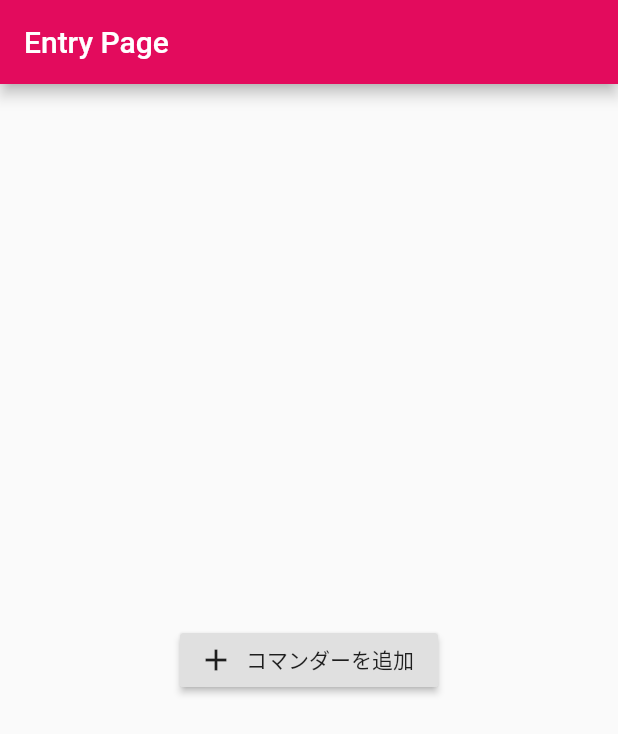
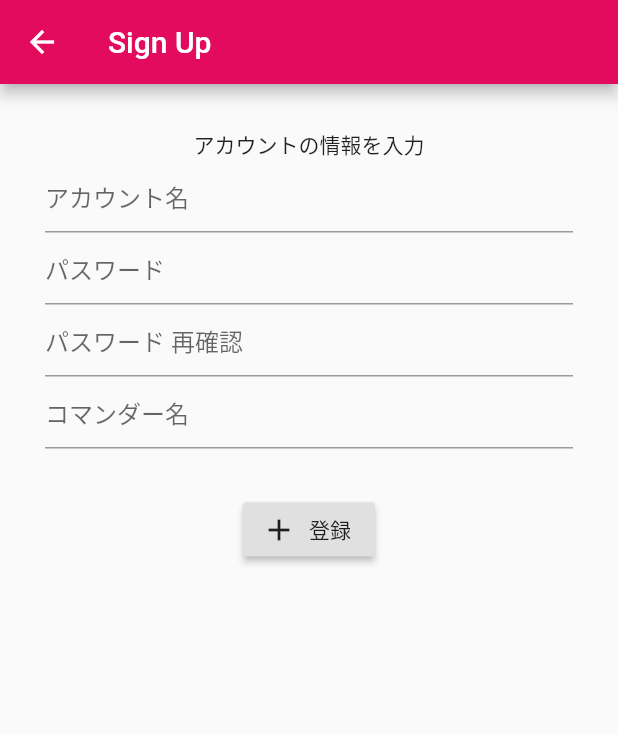
Before and after one commit to sukekyo/raspi_tank_controller, a Flutter app: the screen it shows after launch, after a tap on "コマンダーを追加", on a phone screen of 412 x 824 dp. Shown: the top 734 px of the screen. Run offline on Flutter 3.47's test engine with Material 2 defaults, Android fonts, the phone set to English and light mode, and no system bars.

Commit message:
add sign up page

```diff
--- a/lib/main.dart
+++ b/lib/main.dart
@@ -1,4 +1,5 @@
 import 'package:flutter/material.dart';
+import 'package:raspi_tank/ui/sign_up.dart';
 
 void main() {
   runApp(MyApp());
@@ -56,7 +57,8 @@ class EntryPage extends StatelessWidget {
           child: RaisedButton.icon(
             icon: const Icon(Icons.add),
             onPressed: () {
-              // next page
+              Navigator.push(context,
+                  MaterialPageRoute(builder: (context) => SignUpPage()));
             },
             label: Text('コマンダーを追加'),
           ),
--- /dev/null
+++ b/lib/ui/sign_up.dart
@@ -0,0 +1,46 @@
+import 'package:flutter/material.dart';
+
+class SignUpPage extends StatelessWidget {
+  const SignUpPage({Key? key}) : super(key: key);
+
+  @override
+  Widget build(BuildContext context) {
+    return Scaffold(
+      appBar: AppBar(
+        title: const Text('Sign Up'),
+      ),
+      body: Container(
+        margin: EdgeInsets.all(30),
+        child: Column(
+          children: [
+            Text('アカウントの情報を入力'),
+            TextFormField(
+              decoration: InputDecoration(hintText: 'アカウント名'),
+            ),
+            TextFormField(
+              obscureText: true,
+              decoration: InputDecoration(hintText: 'パスワード'),
+            ),
+            TextFormField(
+              obscureText: true,
+              decoration: InputDecoration(hintText: 'パスワード 再確認'),
+            ),
+            TextFormField(
+              decoration: InputDecoration(hintText: 'コマンダー名'),
+            ),
+            Container(
+              margin: EdgeInsets.only(top: 30),
+              child: RaisedButton.icon(
+                icon: const Icon(Icons.add),
+                label: Text('登録'),
+                onPressed: () {
+                  // validation, register
+                },
+              ),
+            )
+          ],
+        ),
+      ),
+    );
+  }
+}
```
